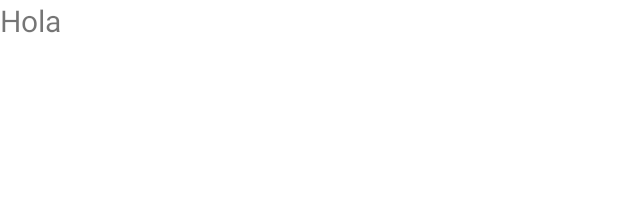
After one commit to Antonioescp/laboratorio-pro-c-mobile-app, an Android app: the layout fragment_lab_test_category_list.xml on its own in the app's theme, with its tools: preview values and no code run, on a phone screen of 412 x 824 dp. The commit adds this screen. Shown: the top 199 px of the screen. Run offline under Robolectric (Android 15) with nearby library versions, the phone set to English and light mode, and no system bars.

```diff
--- /dev/null
+++ b/app/src/main/res/layout/fragment_lab_test_category_list.xml
@@ -0,0 +1,22 @@
+<?xml version="1.0" encoding="utf-8"?>
+<layout
+    xmlns:android="http://schemas.android.com/apk/res/android"
+    xmlns:tools="http://schemas.android.com/tools"
+    xmlns:app="http://schemas.android.com/apk/res-auto"
+    >
+
+    <ScrollView
+        android:id="@+id/ll_main"
+        android:orientation="vertical"
+        android:layout_width="match_parent"
+        android:layout_height="wrap_content">
+        <TextView
+            android:id="@+id/tvTest"
+            android:layout_width="wrap_content"
+            android:layout_height="wrap_content"
+            android:text="Hola"
+            android:textSize="20dp"
+            />
+    </ScrollView>
+
+</layout>
--- a/app/src/main/res/navigation/nav_graph.xml
+++ b/app/src/main/res/navigation/nav_graph.xml
@@ -26,8 +26,8 @@
     </fragment>
     <fragment
         android:id="@+id/testsFragment"
-        android:name="com.gameloop.laboratorioclinicoproc.views.laboratorytests.TestsFragment"
+        android:name="com.gameloop.laboratorioclinicoproc.views.labtests.LabTestCategoryListFragment"
         android:label="@string/tests"
-        tools:layout="@layout/fragment_tests"
+        tools:layout="@layout/fragment_lab_test_category_list"
         />
 </navigation>
--- a/build.gradle
+++ b/build.gradle
@@ -9,11 +9,16 @@ buildscript {
         version_kotlin_coroutines = "1.6.1"
         version_recycler_view = "1.2.1"
         version_material_ui = "1.7.0"
+        version_google_services = "4.3.13"
+        version_firebase_bom = "31.1.1"
     }
 
     dependencies {
         // Navigation with safe args
         classpath "androidx.navigation:navigation-safe-args-gradle-plugin:$version_nav"
+
+        // Firebase support
+        classpath "com.google.gms:google-services:$version_google_services"
     }
 
     repositories {
```
Also changed, not shown: app/build.gradle (+9 -0 lines), app/src/main/java/com/gameloop/laboratorioclinicoproc/database/Converters.kt (added, +15 -0 lines), app/src/main/java/com/gameloop/laboratorioclinicoproc/database/LabDatabase.kt (+9 -2 lines), app/src/main/java/com/gameloop/laboratorioclinicoproc/database/dao/LabTestCategoryDao.kt (added, +20 -0 lines), app/src/main/java/com/gameloop/laboratorioclinicoproc/database/model/labtestcategory/LabTestCategory.kt (added, +17 -0 lines), app/src/main/java/com/gameloop/laboratorioclinicoproc/database/repository/LabTestCategoryRepository.kt (added, +15 -0 lines), app/src/main/java/com/gameloop/laboratorioclinicoproc/network/LabNetworkService.kt (added, +21 -0 lines), app/src/main/java/com/gameloop/laboratorioclinicoproc/views/laboratorytests/TestsFragment.kt (deleted, +0 -18 lines), app/src/main/java/com/gameloop/laboratorioclinicoproc/views/labtests/LabTestCategoryListFragment.kt (added, +39 -0 lines), app/src/main/java/com/gameloop/laboratorioclinicoproc/views/labtests/LabTestCategoryListViewModel.kt (added, +18 -0 lines), app/src/main/java/com/gameloop/laboratorioclinicoproc/views/labtests/LabTestCategoryListViewModelFactory.kt (added, +15 -0 lines), app/src/main/res/layout/fragment_tests.xml (deleted, +0 -14 lines), 1 other file.
